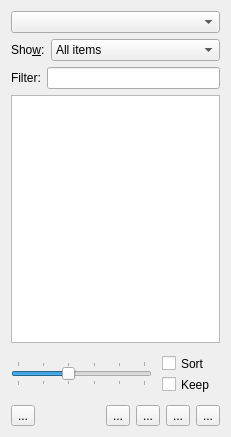
Above: src/frontends/qt/ui/TocUi.ui from cburschka/lyx before the change. Below: the same form after it.
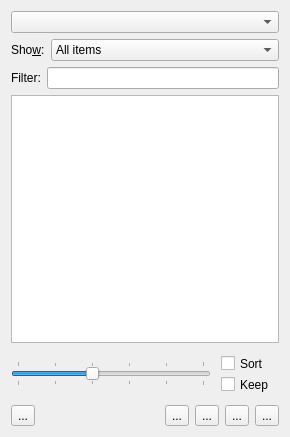
That is the form after the change. Icons and pictures are not drawn.

```diff
--- a/src/frontends/qt/ui/TocUi.ui
+++ b/src/frontends/qt/ui/TocUi.ui
@@ -9,7 +9,7 @@
    <rect>
     <x>0</x>
     <y>0</y>
-    <width>231</width>
+    <width>290</width>
     <height>437</height>
    </rect>
   </property>
```
Left out of the diff: 2 changed lines with no effect on the pictures.
